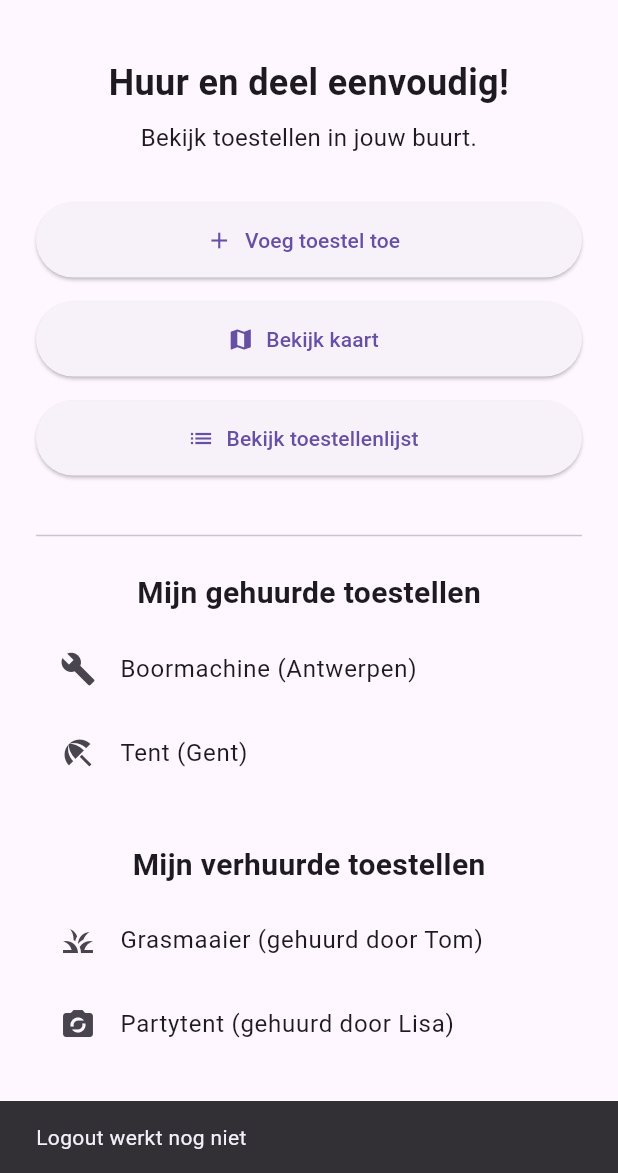
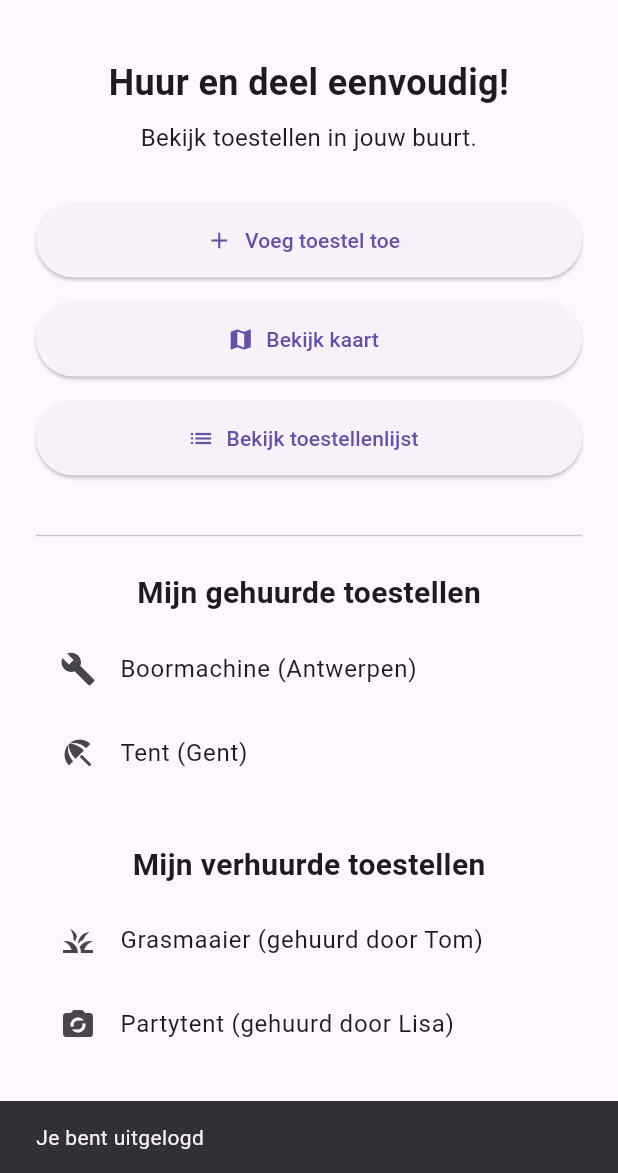
Before and after one commit to Aberkannacer/Flutter_PeerBy, a Flutter app: the screen it shows once a user with an empty profile is signed in, after a tap on the "logout" icon, on a phone screen of 412 x 824 dp, the part 63-1236 px from its top. Run offline on Flutter 3.47's test engine with Material 3 defaults, Android fonts, the phone set to English and light mode, and no system bars; our stand-ins replace cloud_firestore, firebase_auth, firebase_core, flutter_map, geocoding, latlong2; missing offline and left inert: flutter_map_marker_popup; accounts and stored records are empty.

Commit message:
Adding log out function

```diff
--- a/nacer_aberkan_peerby/lib/screens/home_screen.dart
+++ b/nacer_aberkan_peerby/lib/screens/home_screen.dart
@@ -2,6 +2,7 @@ import 'package:flutter/material.dart';
 import 'add_device_screen.dart';
 import 'map_screen.dart';
 import 'device_list_screen.dart';
+import 'package:firebase_auth/firebase_auth.dart';
 
 class HomeScreen extends StatelessWidget {
   const HomeScreen({super.key});
@@ -14,9 +15,10 @@ class HomeScreen extends StatelessWidget {
         actions: [
           IconButton(
             icon: const Icon(Icons.logout),
-            onPressed: () {
+            onPressed: () async {
+              await FirebaseAuth.instance.signOut();
               ScaffoldMessenger.of(context).showSnackBar(
-                const SnackBar(content: Text('Logout werkt nog niet')),
+                const SnackBar(content: Text('Je bent uitgelogd')),
               );
             },
           ),
@@ -44,7 +46,9 @@ class HomeScreen extends StatelessWidget {
                 onPressed: () {
                   Navigator.push(
                     context,
-                    MaterialPageRoute(builder: (context) => const AddDeviceScreen()),
+                    MaterialPageRoute(
+                      builder: (context) => const AddDeviceScreen(),
+                    ),
                   );
                 },
                 icon: const Icon(Icons.add),
@@ -72,7 +76,9 @@ class HomeScreen extends StatelessWidget {
                 onPressed: () {
                   Navigator.push(
                     context,
-                    MaterialPageRoute(builder: (context) => const DeviceListScreen()),
+                    MaterialPageRoute(
+                      builder: (context) => const DeviceListScreen(),
+                    ),
                   );
                 },
                 icon: const Icon(Icons.list),
```
